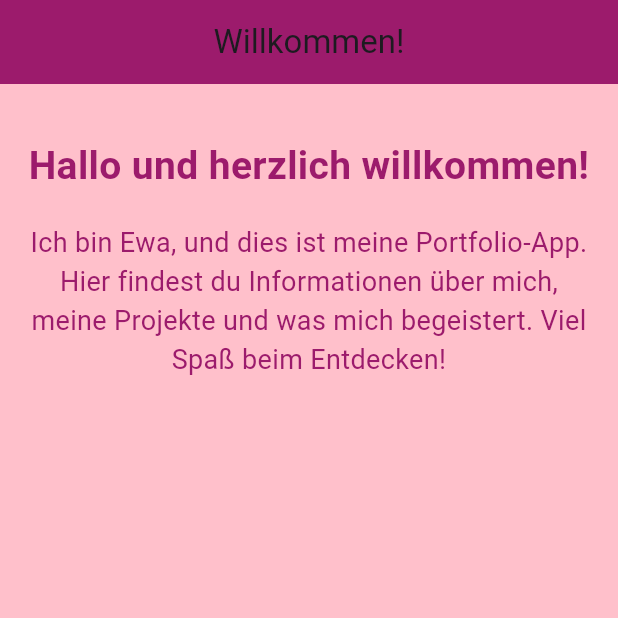
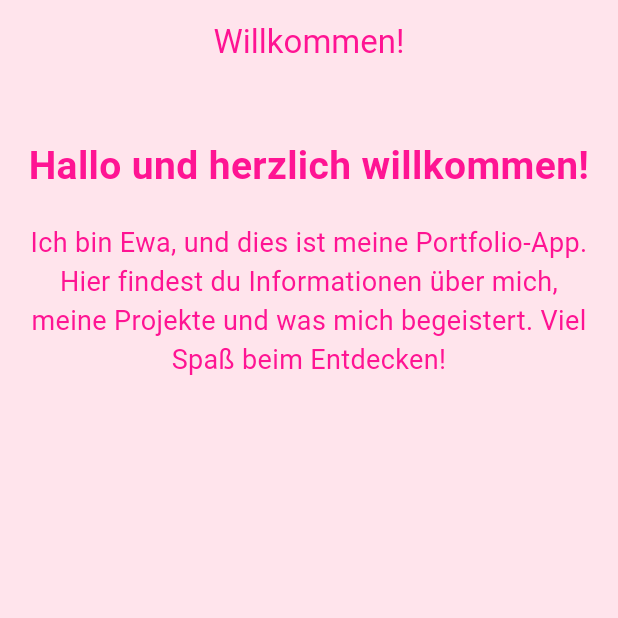
Before and after one commit to ewaposnjak/portfolio_-5536436-, a Flutter app: the screen it shows after launch, on a phone screen of 412 x 824 dp, the top half of it. Run offline on Flutter 3.47's test engine with Material 3 defaults, Android fonts, the phone set to English and light mode, and no system bars.

Commit message:
Kommentare überarbeitet

```diff
--- a/lib/main.dart
+++ b/lib/main.dart
@@ -1,5 +1,5 @@
 import 'package:flutter/material.dart';
-import 'startseite.dart'; // Import der Startseite
+import 'pages/home_page.dart';
 
 void main() {
   runApp(const MyApp());
@@ -13,9 +13,9 @@ class MyApp extends StatelessWidget {
     return MaterialApp(
       title: 'Willkommen',
       theme: ThemeData(
-        primarySwatch: Colors.blue,
+        primarySwatch: Colors.pink,
       ),
-      home: const Startseite(), // Zeigt die Startseite an
+      home: const HomePage(),
     );
   }
 }
--- a/lib/pages/home_page.dart
+++ b/lib/pages/home_page.dart
@@ -6,14 +6,14 @@ class HomePage extends StatelessWidget {
   @override
   Widget build(BuildContext context) {
     return Scaffold(
-      backgroundColor: const Color(0xFFFFE4EC), // Helles Rosa
+      backgroundColor: const Color(0xFFFFE4EC),
       appBar: AppBar(
         title: const Text(
           'Willkommen!',
-          style: TextStyle(color: Color(0xFFFF1493)), // Hot Pink
+          style: TextStyle(color: Color(0xFFFF1493)),
         ),
         centerTitle: true,
-        backgroundColor: const Color(0xFFFFE4EC), // Gleiche Farbe wie Hintergrund
+        backgroundColor: const Color(0xFFFFE4EC),
         elevation: 0,
         iconTheme: const IconThemeData(color: Color(0xFFFF1493)),
       ),
@@ -28,7 +28,7 @@ class HomePage extends StatelessWidget {
               style: TextStyle(
                 fontSize: 26,
                 fontWeight: FontWeight.bold,
-                color: Color(0xFFFF1493), // Hot Pink
+                color: Color(0xFFFF1493),
               ),
               textAlign: TextAlign.center,
             ),
@@ -39,7 +39,7 @@ class HomePage extends StatelessWidget {
               'Viel Spaß beim Entdecken!',
               style: TextStyle(
                 fontSize: 18,
-                color: Color(0xFFFF1493), // Hot Pink
+                color: Color(0xFFFF1493),
               ),
               textAlign: TextAlign.center,
             ),
--- a/lib/startseite.dart
+++ b/lib/startseite.dart
@@ -6,11 +6,11 @@ class Startseite extends StatelessWidget {
   @override
   Widget build(BuildContext context) {
     return Scaffold(
-      backgroundColor: Color(0xFFFFC0CB), // Hintergrundfarbe auf Rosa-Pink setzen
+      backgroundColor: Color(0xFFFFC0CB),
       appBar: AppBar(
         title: const Text('Willkommen!'),
         centerTitle: true,
-        backgroundColor: Color(0xFF9C1B6C), // Dunkles Pink für die AppBar
+        backgroundColor: Color(0xFF9C1B6C),
       ),
       body: Padding(
         padding: const EdgeInsets.all(16.0),
@@ -23,7 +23,7 @@ class Startseite extends StatelessWidget {
               style: TextStyle(
                 fontSize: 26,
                 fontWeight: FontWeight.bold,
-                color: Color(0xFF9C1B6C), // Dunkles Pink für den Text
+                color: Color(0xFF9C1B6C),
               ),
               textAlign: TextAlign.center,
             ),
@@ -34,7 +34,7 @@ class Startseite extends StatelessWidget {
               'Viel Spaß beim Entdecken!',
               style: TextStyle(
                 fontSize: 18,
-                color: Color(0xFF9C1B6C), // Dunkles Pink für den Text
+                color: Color(0xFF9C1B6C),
               ),
               textAlign: TextAlign.center,
             ),
```
